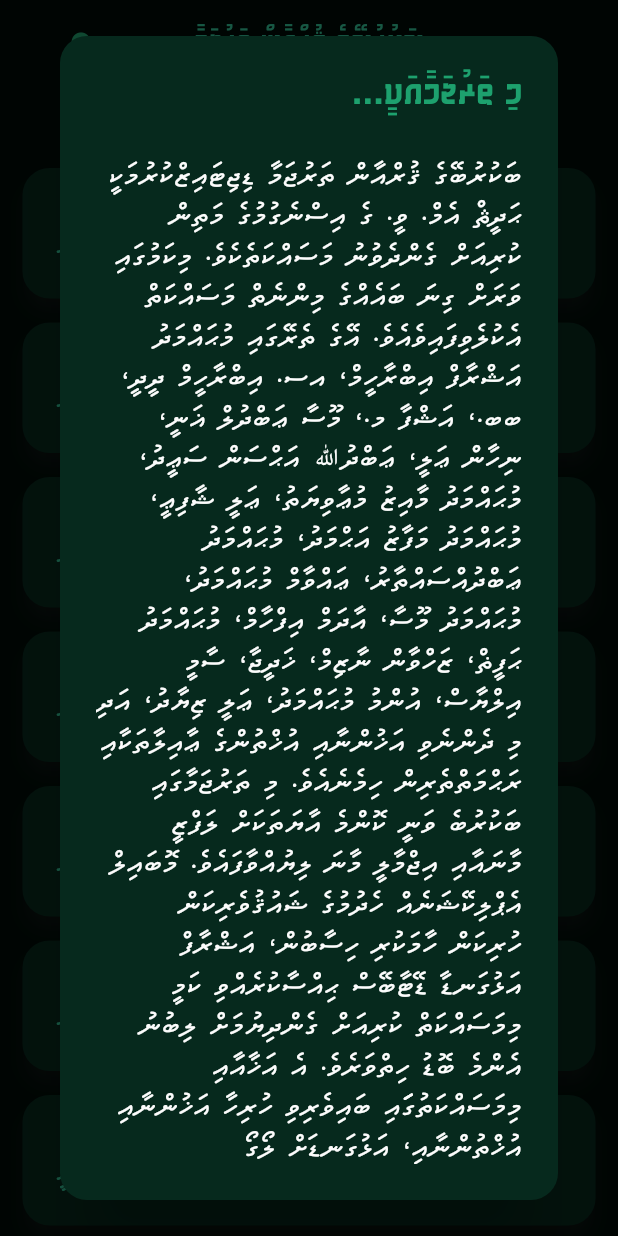
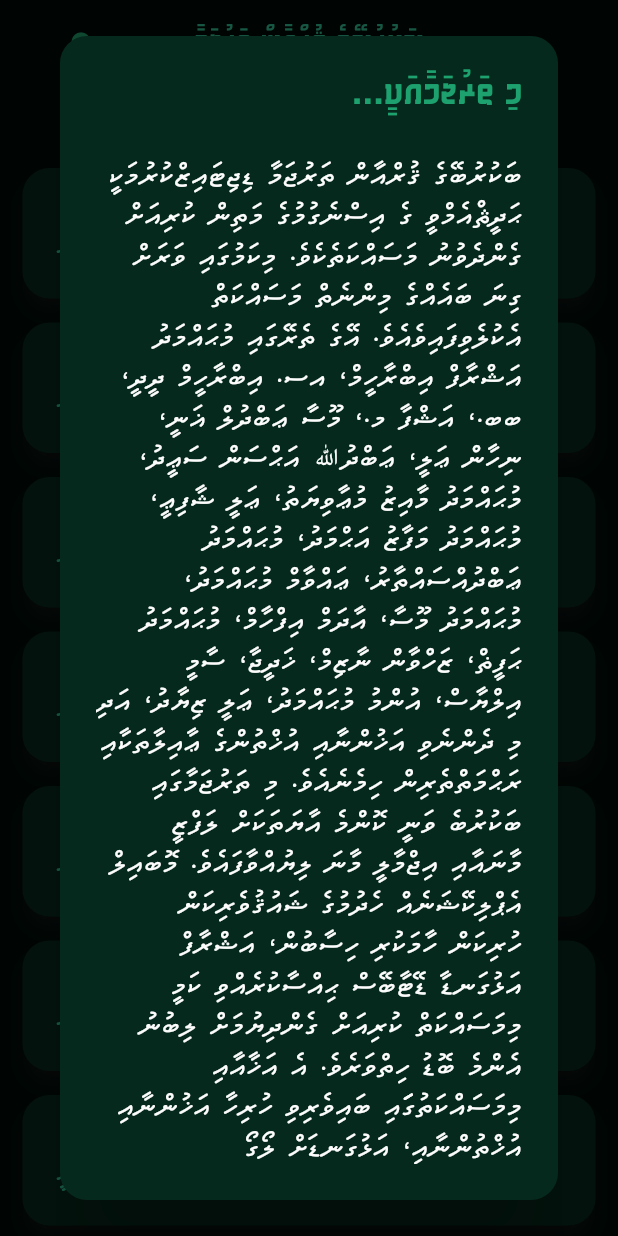
Before and after one commit to ahsam-hs/bakurubey_tharujama, a Flutter app: the screen it shows after launch, after a tap on the "info" icon, on a phone screen of 412 x 824 dp. Run offline on Flutter 3.47's test engine with Material 2 defaults, Android fonts, the phone set to English and light mode, and no system bars; our stand-ins replace expandable; missing offline and left inert: quran, splash_screen_view; Roboto replaces fonts that are missing (times).

Commit message:
changed hadithmv name

```diff
--- a/lib/lists.dart
+++ b/lib/lists.dart
@@ -588,4 +588,4 @@ List<String> ayah = [
 ];
 
 const tributeText =
-    "ބަކުރުބޭގެ ޤުރްއާން ތަރުޖަމާ ޑިޖިޓައިޒްކުރުމަކީ ޙަދީޘް އެމް. ވީ. ގެ އިސްނެގުމުގެ މަތިން ކުރިއަށް ގެންދެވުނު މަސައްކަތެކެވެ. މިކަމުގައި ވަރަށް ގިނަ ބައެއްގެ މިންނެތް މަސައްކަތް އެކުލެވިފައިވެއެވެ. އޭގެ ތެރޭގައި މުޙައްމަދު އަޝްރާފް އިބްރާހީމް، އސ. އިބްރާހީމް ދީދީ، ބބ.، އަޝްފާ މ.، މޫސާ ޢަބްދުލް ޣަނީ، ނިހާން ޢަލީ، ޢަބްދުﷲ އަޙްސަން ސަޢީދު، މުޙައްމަދު މާއިޒު މުޢާވިޔަތު، ޢަލީ ޝާފިޢީ، މުޙައްމަދު މަފާޒު އަޙްމަދު، މުޙައްމަދު ޢަބްދުއްސައްތާރު، ޢައްވާމް މުޙައްމަދު، މުޙައްމަދު މޫސާ، އާދަމް އިފްހާމް، މުޙައްމަދު ޙަފީޡް، ޒަހްވާން ނާޒިމް، ޚަދީޖާ، ސާމީ އިލްޔާސް، އުންމު މުޙައްމަދު، ޢަލީ ޒިޔާދު، އަދި މި ދެންނެވި އަޚުންނާއި އުޚްތުންގެ ޢާއިލާތަކާއި ރަޙްމަތްތެރިން ހިމެނެއެވެ. މި ތަރުޖަމާގައި ބަކުރުބެ ވަނީ ކޮންމެ އާޔަތަކަށް ލަފްޒީ މާނައާއި އިޖްމާލީ މާނަ ލިޔުއްވާފައެވެ. މޮބައިލް އެޕްލިކޭޝަނެއް ހެދުމުގެ ޝައުޤުވެރިކަން ހުރިކަން ހާމަކުރި ހިސާބުން، އަޝްރާފް އަޅުގަނޑާ ޑޭޓާބޭސް ޙިއްސާކުރެއްވި ކަމީ މިމަސައްކަތް ކުރިއަށް ގެންދިޔުމަށް ލިބުނު އެންމެ ބޮޑު ހިތްވަރެވެ. އެ އަޚާއާއި މިމަސައްކަތުގަައި ބައިވެރިވި ހުރިހާ އަޚުންނާއި އުޚްތުންނާއި، އަޅުގަނޑަށް ލޯގޯ ފަރުމާކޮށްދިނުމުގައި ބައިވެރިވި އައްޝައިޚް ޢަބްދުﷲ ޝަހީދާއި، ނޫރު ޔޫސުފަށް ﷲ ތަޢާލާ ހެޔޮ ދަރުމަ ދެއްވައި، މިފަދަ އިތުރު މަސައްކަތްތައް ކުރިއަށް ގެންދިޔުމުގެ ތައުފީޤު ދެއްވާށި. އާމީން. މި މަސައްކަތުގައި އެއްވެސް ކުށެއް ފާހަގަކުރެވިއްޖެނަމަ، އަޅުގަނޑާއި ކޮންޓެކްޓް ކުރައްވައި، އެކަމެއް ޙިއްސާކުރެއްވުން އެދެމެވެ.";
+    "ބަކުރުބޭގެ ޤުރްއާން ތަރުޖަމާ ޑިޖިޓައިޒްކުރުމަކީ ޙަދީޘްއެމްވީ ގެ އިސްނެގުމުގެ މަތިން ކުރިއަށް ގެންދެވުނު މަސައްކަތެކެވެ. މިކަމުގައި ވަރަށް ގިނަ ބައެއްގެ މިންނެތް މަސައްކަތް އެކުލެވިފައިވެއެވެ. އޭގެ ތެރޭގައި މުޙައްމަދު އަޝްރާފް އިބްރާހީމް، އސ. އިބްރާހީމް ދީދީ، ބބ.، އަޝްފާ މ.، މޫސާ ޢަބްދުލް ޣަނީ، ނިހާން ޢަލީ، ޢަބްދުﷲ އަޙްސަން ސަޢީދު، މުޙައްމަދު މާއިޒު މުޢާވިޔަތު، ޢަލީ ޝާފިޢީ، މުޙައްމަދު މަފާޒު އަޙްމަދު، މުޙައްމަދު ޢަބްދުއްސައްތާރު، ޢައްވާމް މުޙައްމަދު، މުޙައްމަދު މޫސާ، އާދަމް އިފްހާމް، މުޙައްމަދު ޙަފީޡް، ޒަހްވާން ނާޒިމް، ޚަދީޖާ، ސާމީ އިލްޔާސް، އުންމު މުޙައްމަދު، ޢަލީ ޒިޔާދު، އަދި މި ދެންނެވި އަޚުންނާއި އުޚްތުންގެ ޢާއިލާތަކާއި ރަޙްމަތްތެރިން ހިމެނެއެވެ. މި ތަރުޖަމާގައި ބަކުރުބެ ވަނީ ކޮންމެ އާޔަތަކަށް ލަފްޒީ މާނައާއި އިޖްމާލީ މާނަ ލިޔުއްވާފައެވެ. މޮބައިލް އެޕްލިކޭޝަނެއް ހެދުމުގެ ޝައުޤުވެރިކަން ހުރިކަން ހާމަކުރި ހިސާބުން، އަޝްރާފް އަޅުގަނޑާ ޑޭޓާބޭސް ޙިއްސާކުރެއްވި ކަމީ މިމަސައްކަތް ކުރިއަށް ގެންދިޔުމަށް ލިބުނު އެންމެ ބޮޑު ހިތްވަރެވެ. އެ އަޚާއާއި މިމަސައްކަތުގަައި ބައިވެރިވި ހުރިހާ އަޚުންނާއި އުޚްތުންނާއި، އަޅުގަނޑަށް ލޯގޯ ފަރުމާކޮށްދިނުމުގައި ބައިވެރިވި އައްޝައިޚް ޢަބްދުﷲ ޝަހީދާއި، ނޫރު ޔޫސުފަށް ﷲ ތަޢާލާ ހެޔޮ ދަރުމަ ދެއްވައި، މިފަދަ އިތުރު މަސައްކަތްތައް ކުރިއަށް ގެންދިޔުމުގެ ތައުފީޤު ދެއްވާށި. އާމީން. މި މަސައްކަތުގައި އެއްވެސް ކުށެއް ފާހަގަކުރެވިއްޖެނަމަ، އަޅުގަނޑާއި ކޮންޓެކްޓް ކުރައްވައި، އެކަމެއް ޙިއްސާކުރެއްވުން އެދެމެވެ.";
```
